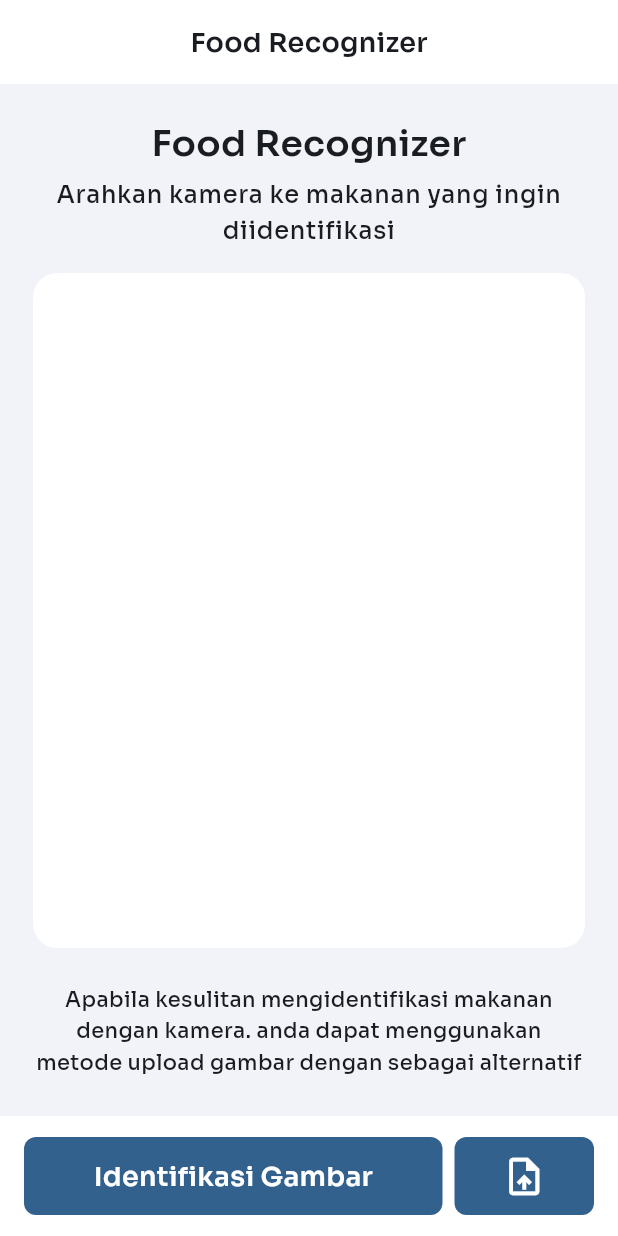
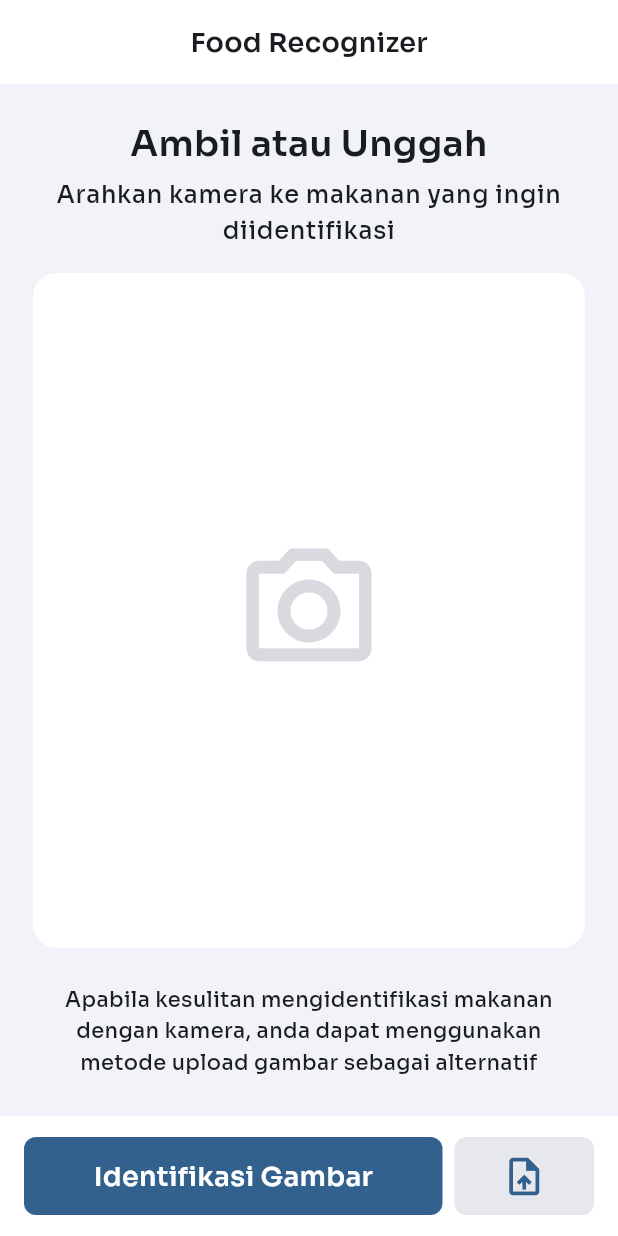
Before and after one commit to Vrynd/Food_recognizer_apps, a Flutter app: the screen it shows after launch, after a tap on the "upload file" icon, on a phone screen of 412 x 824 dp. Run offline on Flutter 3.47's test engine with Material 3 defaults, Android fonts, the phone set to English and light mode, and no system bars; our stand-ins replace google_fonts, image_picker.

Commit message:
Menambahkan fungsionalitas dalam mengambil gambar

```diff
--- /dev/null
+++ b/devtools_options.yaml
@@ -0,0 +1,3 @@
+description: This file stores settings for Dart & Flutter DevTools.
+documentation: https://docs.flutter.dev/tools/devtools/extensions#configure-extension-enablement-states
+extensions:
--- /dev/null
+++ b/lib/controller/home_provider.dart
@@ -0,0 +1,38 @@
+import 'package:flutter/material.dart';
+import 'package:image_picker/image_picker.dart';
+
+class HomeProvider extends ChangeNotifier {
+  String? imagePath;
+
+  XFile? imageFile;
+
+  void _setImage(XFile? value) {
+    imageFile = value;
+    imagePath = value?.path;
+    notifyListeners();
+  }
+
+  void openCamera() async {
+    final picker = ImagePicker();
+
+    final pickedFile = await picker.pickImage(source: ImageSource.camera);
+
+    if (pickedFile != null) {
+      _setImage(pickedFile);
+    }
+  }
+
+  void openGallery() async {
+    final picker = ImagePicker();
+
+    final pickedFile = await picker.pickImage(source: ImageSource.gallery);
+
+    if (pickedFile != null) {
+      _setImage(pickedFile);
+    }
+  }
+
+  void clearImage() {
+    _setImage(null);
+  }
+}
--- a/lib/screens/home_screen.dart
+++ b/lib/screens/home_screen.dart
@@ -1,8 +1,23 @@
 import 'package:flutter/material.dart';
+import 'package:food_recognizer_app/controller/home_provider.dart';
+import 'package:food_recognizer_app/widget/camera_or_gallery_widget.dart';
 import 'package:food_recognizer_app/widget/scaffold_widget.dart';
+import 'package:provider/provider.dart';
 
 class HomeScreen extends StatelessWidget {
   const HomeScreen({super.key});
+
+  @override
+  Widget build(BuildContext context) {
+    return ChangeNotifierProvider(
+      create: (_) => HomeProvider(),
+      child: const _HomeView(),
+    );
+  }
+}
+
+class _HomeView extends StatelessWidget {
+  const _HomeView();
 
   @override
   Widget build(BuildContext context) {
@@ -18,7 +33,7 @@ class HomeScreen extends StatelessWidget {
         ),
         centerTitle: true,
       ),
-      body: HomeBody(),
+      body: const HomeBody(),
       bottomNavigationBar: BottomAppBar(
         color: Theme.of(context).colorScheme.surfaceContainerLowest,
         child: Row(
@@ -30,7 +45,7 @@ class HomeScreen extends StatelessWidget {
                   shape: RoundedRectangleBorder(
                     borderRadius: BorderRadius.circular(8),
                   ),
-                  minimumSize: Size(double.infinity, 52),
+                  minimumSize: const Size(double.infinity, 52),
                   backgroundColor: Theme.of(context).colorScheme.primary,
                   elevation: 0,
                 ),
@@ -47,17 +62,25 @@ class HomeScreen extends StatelessWidget {
             SizedBox(width: 8),
             Expanded(
               flex: 1,
-              child: ElevatedButton.icon(
-                style: ElevatedButton.styleFrom(
-                  shape: RoundedRectangleBorder(
-                    borderRadius: BorderRadius.circular(8),
+              child: Builder(
+                builder: (context) => ElevatedButton.icon(
+                  style: ElevatedButton.styleFrom(
+                    shape: RoundedRectangleBorder(
+                      borderRadius: BorderRadius.circular(8),
+                    ),
+                    minimumSize: Size(double.infinity, 52),
+                    backgroundColor: Theme.of(
+                      context,
+                    ).colorScheme.surfaceContainerHigh,
+                    elevation: 0,
                   ),
-                  minimumSize: Size(double.infinity, 52),
-                  backgroundColor: Theme.of(context).colorScheme.primary,
-                  elevation: 0,
+                  onPressed: () => context.read<HomeProvider>().openGallery(),
+                  label: Icon(
+                    Icons.upload_file_outlined,
+                    size: 30,
+                    color: Theme.of(context).colorScheme.primary,
+                  ),
                 ),
-                onPressed: () {},
-                label: Icon(Icons.upload_file_outlined, size: 30, color: Theme.of(context).colorScheme.onPrimary,),
               ),
             ),
           ],
@@ -67,59 +90,16 @@ class HomeScreen extends StatelessWidget {
   }
 }
 
-class HomeBody extends StatefulWidget {
-  const HomeBody({
-    super.key,
-  });
+class HomeBody extends StatelessWidget {
+  const HomeBody({super.key});
 
-  @override
-  State<HomeBody> createState() => _HomeBodyState();
-}
-
-class _HomeBodyState extends State<HomeBody> {
   @override
   Widget build(BuildContext context) {
     return SafeArea(
       child: Center(
         child: SingleChildScrollView(
           padding: const EdgeInsets.symmetric(horizontal: 22),
-          child: Column(
-            mainAxisAlignment: MainAxisAlignment.center,
-            crossAxisAlignment: CrossAxisAlignment.stretch,
-            children: [
-              Text(
-                'Food Recognizer',
-                style: Theme.of(context).textTheme.headlineSmall?.copyWith(
-                  fontWeight: FontWeight.w600,
-                ),
-                textAlign: TextAlign.center,
-              ),
-              const SizedBox(height: 8),
-              Text(
-                'Arahkan kamera ke makanan yang ingin diidentifikasi',
-                style: Theme.of(
-                  context,
-                ).textTheme.bodyLarge?.copyWith(fontWeight: FontWeight.w500),
-                textAlign: TextAlign.center,
-              ),
-              const SizedBox(height: 16),
-              Container(
-                height: 450,
-                decoration: BoxDecoration(
-                  color: Theme.of(context).colorScheme.surfaceContainerLowest,
-                  borderRadius: BorderRadius.circular(16),
-                ),
-              ),
-              const SizedBox(height: 24),
-              Text(
-                'Apabila kesulitan mengidentifikasi makanan dengan kamera. anda dapat menggunakan metode upload gambar dengan sebagai alternatif',
-                style: Theme.of(
-                  context,
-                ).textTheme.bodyMedium?.copyWith(fontWeight: FontWeight.w500),
-                textAlign: TextAlign.center,
-              ),
-            ],
-          ),
+          child: const CameraOrGalleryWidget(),
         ),
       ),
     );
--- /dev/null
+++ b/lib/widget/camera_or_gallery_widget.dart
@@ -0,0 +1,122 @@
+import 'dart:io';
+import 'package:flutter/material.dart';
+import 'package:food_recognizer_app/controller/home_provider.dart';
+import 'package:provider/provider.dart';
+
+class CameraOrGalleryWidget extends StatelessWidget {
+  const CameraOrGalleryWidget({super.key});
+
+  @override
+  Widget build(BuildContext context) {
+    return Column(
+      mainAxisAlignment: MainAxisAlignment.center,
+      crossAxisAlignment: CrossAxisAlignment.stretch,
+      children: [
+        Text(
+          'Ambil atau Unggah',
+          style: Theme.of(
+            context,
+          ).textTheme.headlineSmall?.copyWith(fontWeight: FontWeight.w600),
+          textAlign: TextAlign.center,
+        ),
+        const SizedBox(height: 8),
+        Text(
+          'Arahkan kamera ke makanan yang ingin diidentifikasi',
+          style: Theme.of(
+            context,
+          ).textTheme.bodyLarge?.copyWith(fontWeight: FontWeight.w500),
+          textAlign: TextAlign.center,
+        ),
+        const SizedBox(height: 16),
+
+        Consumer<HomeProvider>(
+          builder: (context, provider, child) {
+            if (provider.imagePath != null) {
+              return Stack(
+                children: [
+                  ClipRRect(
+                    borderRadius: BorderRadius.circular(16),
+                    child: Image.file(
+                      File(provider.imagePath!),
+                      height: 450,
+                      width: double.infinity,
+                      fit: BoxFit.cover,
+                    ),
+                  ),
+                  Positioned(
+                    bottom: 14,
+                    left: 14,
+                    child: IconButton(
+                      style: ButtonStyle(
+                        backgroundColor: WidgetStatePropertyAll(
+                          Theme.of(
+                            context,
+                          ).colorScheme.inverseSurface.withValues(alpha: .4),
+                        ),
+                      ),
+                      icon: Icon(
+                        Icons.crop_outlined,
+                        size: 26,
+                        color: Theme.of(context).colorScheme.onInverseSurface,
+                      ),
+                      onPressed: () {},
+                    ),
+                  ),
+                  Positioned(
+                    top: 14,
+                    right: 14,
+                    child: IconButton(
+                      style: ButtonStyle(
+                        backgroundColor: WidgetStatePropertyAll(
+                          Theme.of(
+                            context,
+                          ).colorScheme.inverseSurface.withValues(alpha: .4),
+                        ),
+                      ),
+                      icon: Icon(
+                        Icons.delete_outline,
+                        size: 26,
+                        color: Theme.of(context).colorScheme.onInverseSurface,
+                      ),
+                      onPressed: () {
+                        context.read<HomeProvider>().clearImage();
+                      },
+                    ),
+                  ),
+                ],
+              );
+            } else {
+              return Container(
+                width: double.infinity,
+                height: 450,
+                decoration: BoxDecoration(
+                  color: Theme.of(context).colorScheme.surfaceContainerLowest,
+                  borderRadius: BorderRadius.circular(16),
+                ),
+                child: Center(
+                  child: IconButton(
+                    onPressed: () => context.read<HomeProvider>().openCamera(),
+                    icon: Icon(
+                      Icons.camera_alt_outlined,
+                      size: 100,
+                      color: Theme.of(context).colorScheme.surfaceDim,
+                    ),
+                  ),
+                ),
+              );
+            }
+          },
+        ),
+
+        const SizedBox(height: 24),
+        Text(
+          'Apabila kesulitan mengidentifikasi makanan dengan kamera, anda dapat menggunakan metode upload gambar sebagai alternatif',
+          style: Theme.of(
+            context,
+          ).textTheme.bodyMedium?.copyWith(fontWeight: FontWeight.w500),
+          textAlign: TextAlign.center,
+        ),
+      ],
+    );
+  }
+}
--- a/pubspec.yaml
+++ b/pubspec.yaml
@@ -14,6 +14,8 @@ dependencies:
   google_fonts: ^6.3.1
   image_picker: ^1.2.0
   image_cropper: ^11.0.0
+  image: ^4.5.4
+  provider: ^6.1.5+1
 
 dev_dependencies:
   flutter_test:
```
Also changed, not shown: lib/service/image_service.dart (added, +51 -0 lines), pubspec.lock.
